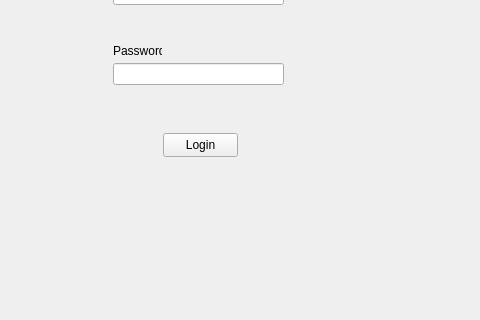
The window that HTW-Connect/login.ui (Zorghost/HTW-Connect) describes before a commit, drawn with Qt 5; both pictures show x 167 to 647 and y 197 to 517 of the 800 by 600 pixel window.
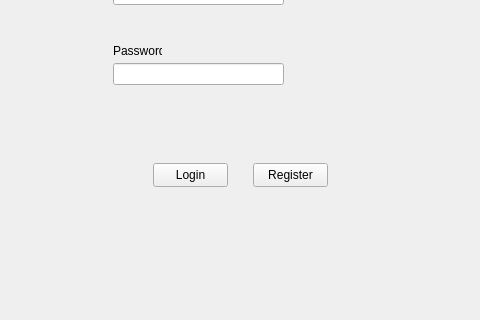
The same window after the commit.

The edit to the form file:
```diff
--- a/HTW-Connect/login.ui
+++ b/HTW-Connect/login.ui
@@ -17,8 +17,8 @@
    <widget class="QPushButton" name="pushButton">
     <property name="geometry">
      <rect>
-      <x>330</x>
-      <y>330</y>
+      <x>320</x>
+      <y>360</y>
       <width>75</width>
       <height>24</height>
      </rect>
@@ -89,6 +89,19 @@
      <string>Not connected to db</string>
     </property>
    </widget>
+   <widget class="QPushButton" name="pushButton_2">
+    <property name="geometry">
+     <rect>
+      <x>420</x>
+      <y>360</y>
+      <width>75</width>
+      <height>24</height>
+     </rect>
+    </property>
+    <property name="text">
+     <string>Register</string>
+    </property>
+   </widget>
   </widget>
   <widget class="QMenuBar" name="menubar">
    <property name="geometry">
```
